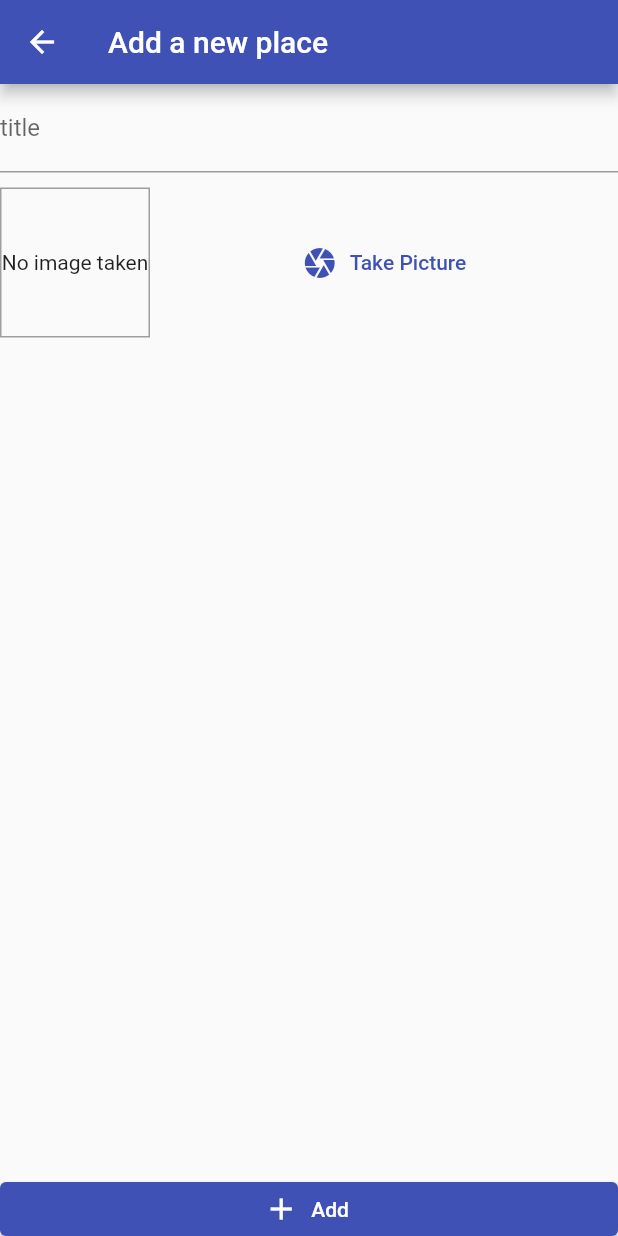
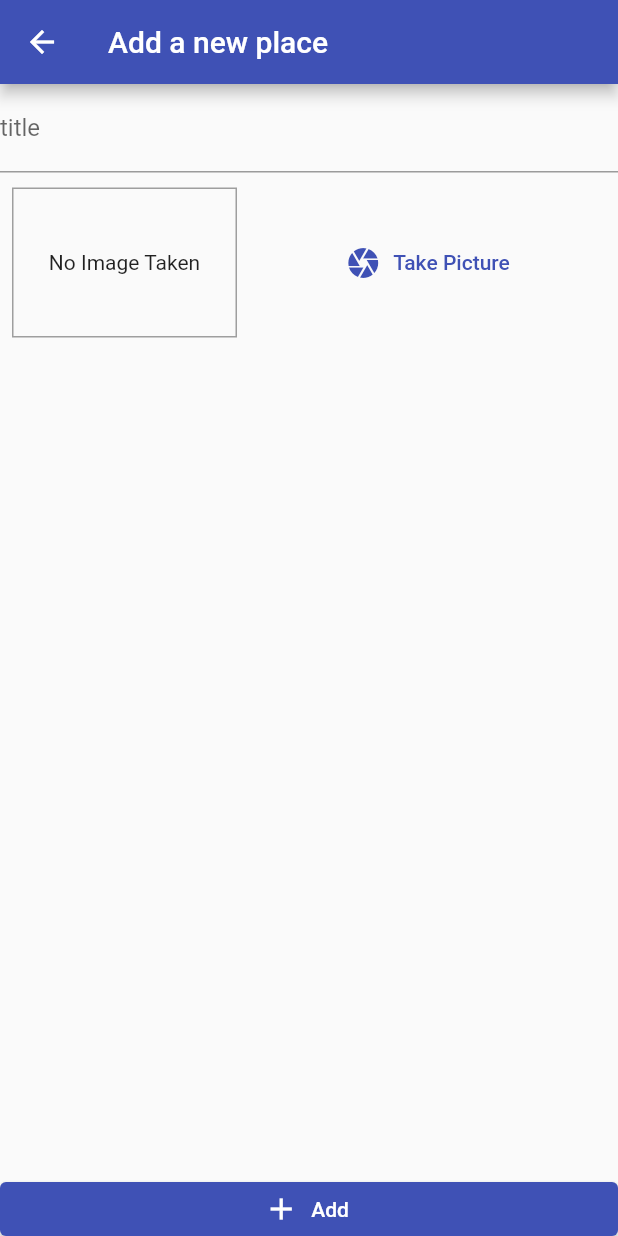
Before and after one commit to marizvi/placesApp, a Flutter app: the AddPlacesList screen opened by its route, after a tap on "Take Picture", on a phone screen of 412 x 824 dp. Run offline on Flutter 3.47's test engine with Material 2 defaults, Android fonts, the phone set to English and light mode, and no system bars; our stand-ins replace image_picker.

Commit message:
add image section

```diff
--- a/lib/widgets/image_input.dart
+++ b/lib/widgets/image_input.dart
@@ -1,5 +1,8 @@
 import 'package:flutter/material.dart';
 import 'dart:io';
+import 'package:image_picker/image_picker.dart';
+import 'package:path/path.dart' as path;
+import 'package:path_provider/path_provider.dart' as syspaths;
 
 class ImageInput extends StatefulWidget {
   @override
@@ -8,13 +11,29 @@ class ImageInput extends StatefulWidget {
 
 class _ImageInputState extends State<ImageInput> {
   File? _storedImage;
+  Future<void> _takePicture() async {
+    //ImagePicker retirns a future
+    // final picker = await ImagePicker();
+    //can also chose ImageSource.gallery
+    final _picker = ImagePicker();
+    final image =
+        await _picker.pickImage(source: ImageSource.camera, maxWidth: 600);
+    setState(() {
+      _storedImage = File(image!.path);
+    });
+    final appDir = await syspaths.getApplicationDocumentsDirectory();
+    final fileName = path.basename(image!.path);
+    final saveImage = await File(image.path).copy('${appDir.path}/$fileName');
+  }
+
   @override
   Widget build(BuildContext context) {
     return Row(
       children: [
         //preview
         Container(
-          width: 100,
+          margin: EdgeInsets.only(left: 8),
+          width: 150,
           height: 100,
           alignment: Alignment.center,
           decoration:
@@ -26,13 +45,13 @@ class _ImageInputState extends State<ImageInput> {
                       .infinity //image can take full width of surrounding container,
                   )
               : Text(
-                  'No image taken',
+                  'No Image Taken',
                   textAlign: TextAlign.center,
                 ),
         ),
         Expanded(
           child: TextButton.icon(
-              onPressed: () {},
+              onPressed: _takePicture,
               icon: Icon(Icons.camera),
               label: Text("Take Picture")),
         ),
--- a/pubspec.yaml
+++ b/pubspec.yaml
@@ -29,6 +29,9 @@ dependencies:
   # Use with the CupertinoIcons class for iOS style icons.
   cupertino_icons: ^1.0.2
   provider: ^6.0.2
+  image_picker: ^0.8.4+1
+  path_provider: ^2.0.4
+  path: ^1.8.0
 
 dev_dependencies:
   flutter_test:
```
Also changed, not shown: pubspec.lock, 1 other file.
